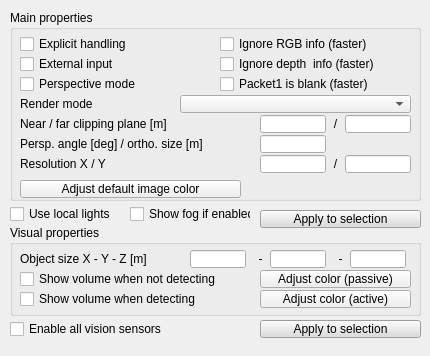
First picture: the form in ui/qdlgvisionsensors.ui, repository CoppeliaRobotics/coppeliaSimLib, before the edit.
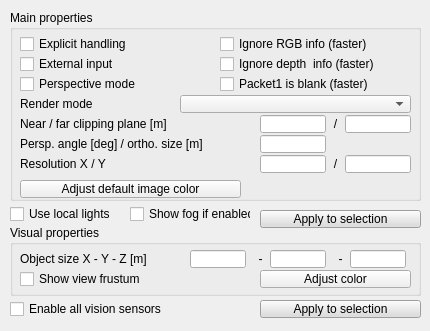
Second picture: the form after the edit.

Commit message: refactoring + camera+visionSensor frustum volume and show frustum event

Patch:
```diff
--- a/ui/qdlgvisionsensors.ui
+++ b/ui/qdlgvisionsensors.ui
@@ -7,7 +7,7 @@
     <x>0</x>
     <y>0</y>
     <width>430</width>
-    <height>356</height>
+    <height>331</height>
    </rect>
   </property>
   <property name="windowTitle">
@@ -20,7 +20,7 @@
    <property name="geometry">
     <rect>
      <x>10</x>
-     <y>320</y>
+     <y>300</y>
      <width>201</width>
      <height>18</height>
     </rect>
@@ -310,7 +310,7 @@
      <x>10</x>
      <y>225</y>
      <width>411</width>
-     <height>91</height>
+     <height>71</height>
     </rect>
    </property>
    <property name="title">
@@ -332,45 +332,13 @@
      <enum>Qt::StrongFocus</enum>
     </property>
     <property name="text">
-     <string>Adjust color (passive)</string>
+     <string>Adjust color</string>
     </property>
    </widget>
-   <widget class="QToolButton" name="qqCasingColorActive">
+   <widget class="QCheckBox" name="qqShowVolume">
     <property name="geometry">
      <rect>
-      <x>250</x>
-      <y>65</y>
-      <width>151</width>
-      <height>18</height>
-     </rect>
-    </property>
-    <property name="focusPolicy">
-     <enum>Qt::StrongFocus</enum>
-    </property>
-    <property name="text">
-     <string>Adjust color (active)</string>
-    </property>
-   </widget>
-   <widget class="QCheckBox" name="qqShowDetecting">
-    <property name="geometry">
-     <rect>
       <x>10</x>
-      <y>65</y>
-      <width>241</width>
-      <height>18</height>
-     </rect>
-    </property>
-    <property name="focusPolicy">
-     <enum>Qt::StrongFocus</enum>
-    </property>
-    <property name="text">
-     <string>Show volume when detecting</string>
-    </property>
-   </widget>
-   <widget class="QCheckBox" name="qqShowNotDetecting">
-    <property name="geometry">
-     <rect>
-      <x>10</x>
       <y>45</y>
       <width>241</width>
       <height>18</height>
@@ -380,7 +348,7 @@
      <enum>Qt::StrongFocus</enum>
     </property>
     <property name="text">
-     <string>Show volume when not detecting</string>
+     <string>Show view frustum</string>
     </property>
    </widget>
    <widget class="QLineEdit" name="qqSizeZ">
@@ -921,7 +889,7 @@
    <property name="geometry">
     <rect>
      <x>260</x>
-     <y>320</y>
+     <y>300</y>
      <width>161</width>
      <height>18</height>
     </rect>
```
Left out of the diff: 8 changed lines with no effect on the pictures. The commit also changes 34 other files.
